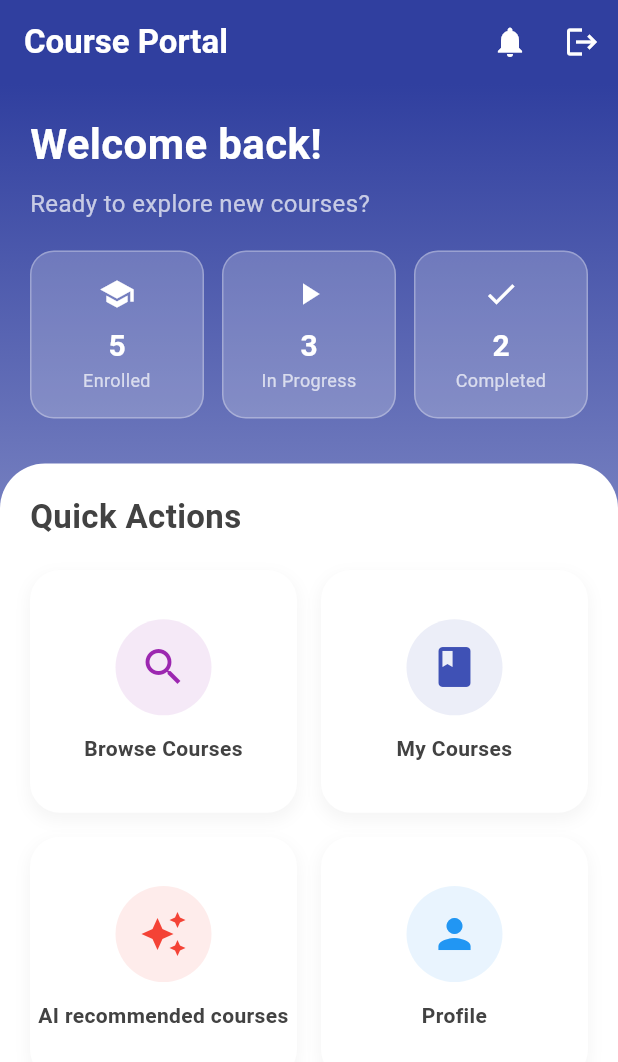
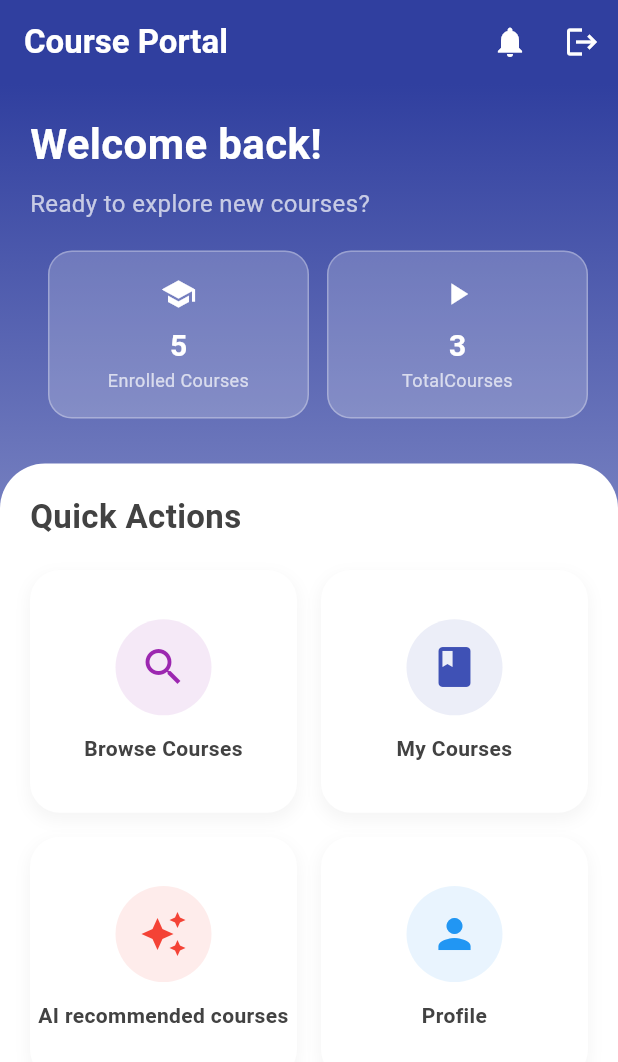
Before and after one commit to Anna-Hax/flutter-assignment, a Flutter app: the HomeScreen screen opened directly, on a phone screen of 412 x 824 dp. Shown: the top 1062 px of the screen. Run offline on Flutter 3.47's test engine with Material 3 defaults, Android fonts, the phone set to English and light mode, and no system bars; our stand-ins replace dio, flutter_bloc, logger, shared_preferences; accounts and stored records are empty.

Commit message:
fix: complete connection of backend with flutter

```diff
--- a/flutter_app/lib/bloc/course/course_bloc.dart
+++ b/flutter_app/lib/bloc/course/course_bloc.dart
@@ -11,7 +11,7 @@ class CourseBloc extends Bloc<CourseEvent, CourseState>{
       emit(AddingCourse());
       try{
         // ignore: unused_local_variable
-        final courseModel = await courseService.addCourse(course: event.course);
+        final courseModel = await courseService.addMyCourse(course: event.course);
         emit(CourseAdded());
       } catch (error) {
         emit(CourseError("Adding Course Error!"));
--- a/flutter_app/lib/models/auth_model.dart
+++ b/flutter_app/lib/models/auth_model.dart
@@ -1,12 +1,12 @@
 class AuthModel {
-  final String token;
+  final int id;
   final String email;
 
-  AuthModel({ required this.token, required this.email});
+  AuthModel({ required this.id, required this.email});
 
   factory AuthModel.fromJson(Map<String, dynamic> json) {
     return AuthModel(
-      token: json['token'],
+      id: json['id'],
       email: json['email'],
     );
   }
--- a/flutter_app/lib/screens/home.dart
+++ b/flutter_app/lib/screens/home.dart
@@ -1,6 +1,7 @@
 import 'package:flutter/material.dart';
 import 'package:flutter_app/bloc/auth/auth_bloc.dart';
 import 'package:flutter_app/bloc/auth/auth_event.dart';
+import 'package:flutter_app/screens/see_courses.dart';
 import 'package:flutter_bloc/flutter_bloc.dart';
 
 
@@ -81,9 +82,10 @@ class HomeScreen extends StatelessWidget {
                 padding: EdgeInsets.symmetric(horizontal: 20),
                 child: Row(
                   children: [
+                    SizedBox(width: 12),
                     Expanded(
                       child: _buildStatCard(
-                        "Enrolled",
+                        "Enrolled Courses",
                         "5",
                         Icons.school,
                         Colors.green,
@@ -91,20 +93,11 @@ class HomeScreen extends StatelessWidget {
                     ),
                     SizedBox(width: 12),
                     Expanded(
-                      child:                       _buildStatCard(
-                        "In Progress",
+                      child: _buildStatCard(
+                        "TotalCourses",
                         "3",
                         Icons.play_arrow,
                         Colors.orange,
-                      ),
-                    ),
-                    SizedBox(width: 12),
-                    Expanded(
-                      child:                       _buildStatCard(
-                        "Completed",
-                        "2",
-                        Icons.check,
-                        Colors.blue,
                       ),
                     ),
                   ],
@@ -151,7 +144,8 @@ class HomeScreen extends StatelessWidget {
                                 Icons.search,
                                 Colors.purple,
                                 () {
-                                  // Navigate to course catalog
+                                    Navigator.of(context).push(
+                                    MaterialPageRoute(builder: (context) => SeeCoursesScreen()));
                                 },
                               ),
                               _buildActionCard(
--- a/flutter_app/pubspec.yaml
+++ b/flutter_app/pubspec.yaml
@@ -38,6 +38,7 @@ dependencies:
   # The following adds the Cupertino Icons font to your application.
   # Use with the CupertinoIcons class for iOS style icons.
   cupertino_icons: ^1.0.8
+  logger: ^2.5.0
 
 dev_dependencies:
   flutter_test:
```
Also changed, not shown: flutter_app/lib/data/auth_service.dart (+25 -5 lines), flutter_app/lib/data/course_service.dart (+17 -5 lines), flutter_app/lib/models/course_model.dart (+22 -6 lines), flutter_app/pubspec.lock, 5 other files.
